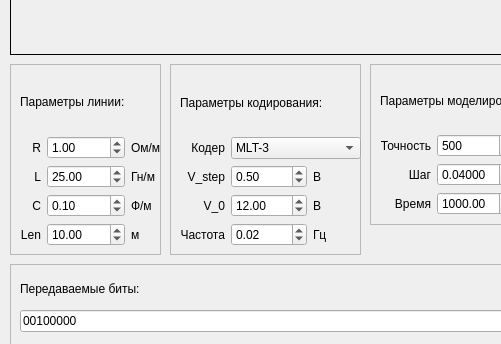
Old version of the form demo/mainwindow.ui in the repository bestialyokel/diplom; both pictures show x 0 to 501 and y 266 to 610 of the 800 by 610 pixel window.
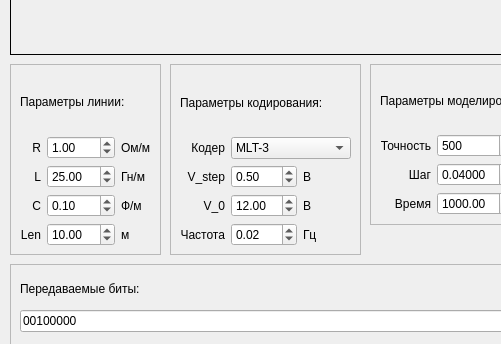
New version of the form. Custom widgets are drawn as their Qt base class.

Commit message: rm empty lines

Patch:
```diff
--- a/demo/mainwindow.ui
+++ b/demo/mainwindow.ui
@@ -59,7 +59,7 @@
       <rect>
        <x>10</x>
        <y>10</y>
-       <width>141</width>
+       <width>131</width>
        <height>172</height>
       </rect>
      </property>
@@ -415,7 +415,7 @@
       <rect>
        <x>10</x>
        <y>10</y>
-       <width>181</width>
+       <width>171</width>
        <height>172</height>
       </rect>
      </property>
```
The commit also changes 2 other files.
